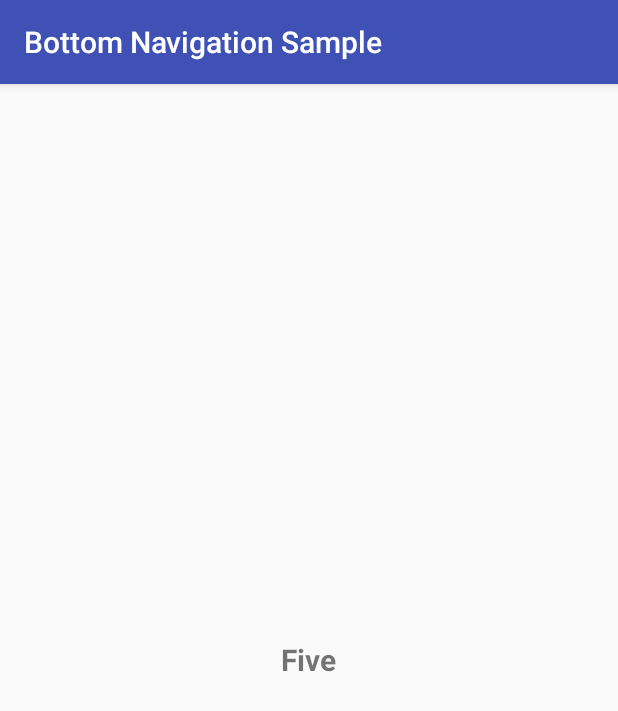
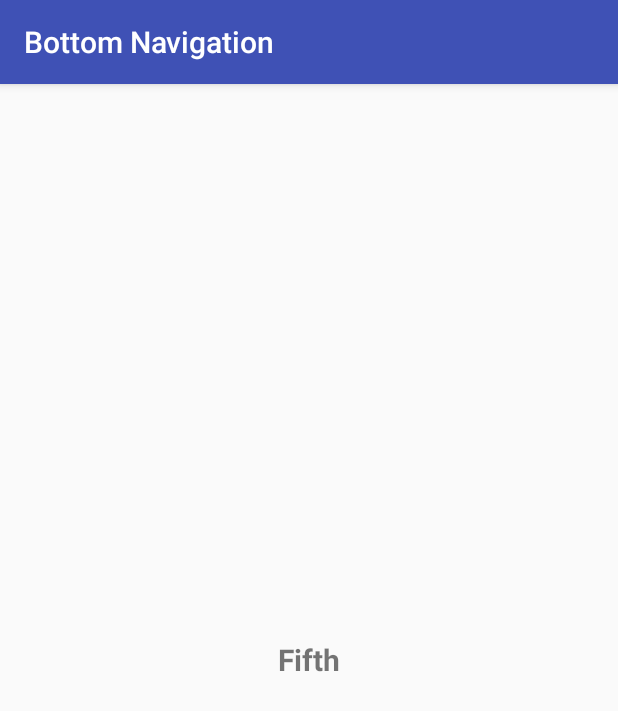
Before and after one commit to rafaelcarvalhopd/BottomNavigationView, an Android app: the fragment FifthFragment shown on its own in the app's theme, on a phone screen of 412 x 824 dp. Shown: the top 711 px of the screen. Run offline under Robolectric (Android 15) with nearby library versions, the phone set to English and light mode, and no system bars.

Commit message:
Atualizacao de arte, Ajustes de nomes de classes e arquivos

```diff
--- a/app/build.gradle
+++ b/app/build.gradle
@@ -4,6 +4,8 @@ android {
     compileSdkVersion 25
     buildToolsVersion "25.0.2"
     defaultConfig {
+
+        vectorDrawables.useSupportLibrary = true
         applicationId "com.rca.bottomnavigationview"
         minSdkVersion 15
         targetSdkVersion 25
--- a/app/src/main/java/com/rca/bottomnavigationview/view/fragment/FifthFragment.java
+++ b/app/src/main/java/com/rca/bottomnavigationview/view/fragment/FifthFragment.java
@@ -20,9 +20,9 @@ public class FifthFragment extends Fragment {
     @Override
     public View onCreateView(LayoutInflater inflater, @Nullable ViewGroup container, @Nullable Bundle savedInstanceState) {
 
-        view = inflater.inflate(R.layout.fragment_five, null, false);
+        view = inflater.inflate(R.layout.fragment_fifth, null, false);
 
-        Log.d("Fragment", "Five - saved: " + (savedInstanceState != null));
+        Log.d("Fragment", "Fifth - saved: " + (savedInstanceState != null));
 
         return view;
     }
--- a/app/src/main/res/layout/fragment_five.xml
+++ b/app/src/main/res/layout/fragment_fifth.xml
@@ -8,8 +8,8 @@
         android:layout_width="wrap_content"
         android:layout_height="wrap_content"
         android:layout_centerInParent="true"
-        android:textStyle="bold"
+        android:text="Fifth"
         android:textSize="20dp"
-        android:text="Five" />
+        android:textStyle="bold" />
 
 </RelativeLayout>
--- a/app/src/main/res/values/strings.xml
+++ b/app/src/main/res/values/strings.xml
@@ -1,5 +1,5 @@
 <resources>
-    <string name="app_name">Bottom Navigation Sample</string>
+    <string name="app_name">Bottom Navigation</string>
 
     <string name="text_favorites">Favorites</string>
     <string name="text_schedules">Schedules</string>
```
